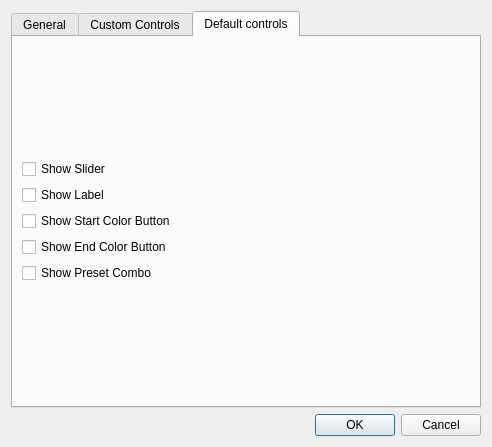
Qt form ui/src/virtualconsole/vcmatrixproperties.ui (mcallegari/qlcplus) before a commit.
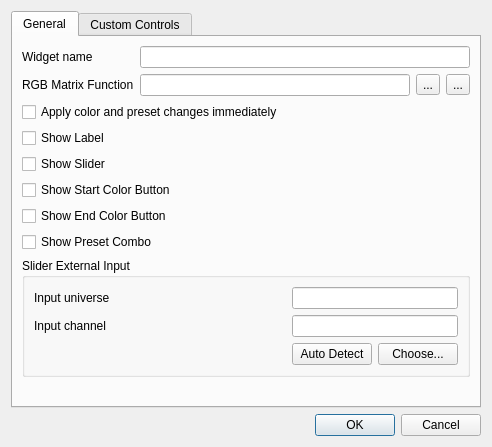
The same form after that commit. The open tabs and pages were chosen to show the change. Icons and pictures are not drawn.

Patch:
```diff
--- a/ui/src/virtualconsole/vcmatrixproperties.ui
+++ b/ui/src/virtualconsole/vcmatrixproperties.ui
@@ -118,6 +118,41 @@
            </property>
           </widget>
          </item>
+         <item row="4" column="0" colspan="4">
+          <widget class="QCheckBox" name="m_labelCheck">
+           <property name="text">
+            <string>Show Label</string>
+           </property>
+          </widget>
+         </item>
+         <item row="5" column="0" colspan="4">
+          <widget class="QCheckBox" name="m_sliderCheck">
+           <property name="text">
+            <string>Show Slider</string>
+           </property>
+          </widget>
+         </item>
+         <item row="6" column="0" colspan="4">
+          <widget class="QCheckBox" name="m_startColorButtonCheck">
+           <property name="text">
+            <string>Show Start Color Button</string>
+           </property>
+          </widget>
+         </item>
+         <item row="7" column="0" colspan="4">
+          <widget class="QCheckBox" name="m_endColorButtonCheck">
+           <property name="text">
+            <string>Show End Color Button</string>
+           </property>
+          </widget>
+         </item>
+         <item row="8" column="0" colspan="4">
+          <widget class="QCheckBox" name="m_presetComboCheck">
+           <property name="text">
+            <string>Show Preset Combo</string>
+           </property>
+          </widget>
+         </item>
         </layout>
        </item>
        <item>
@@ -486,52 +521,6 @@
        </item>
       </layout>
      </widget>
-     <widget class="QWidget" name="tab_3">
-      <attribute name="title">
-       <string>Default controls</string>
-      </attribute>
-      <layout class="QVBoxLayout" name="verticalLayout_3">
-       <item>
-        <layout class="QVBoxLayout" name="verticalLayout_4">
-         <item>
-          <widget class="QCheckBox" name="m_sliderCheck">
-           <property name="text">
-            <string>Show Slider</string>
-           </property>
-          </widget>
-         </item>
-         <item>
-          <widget class="QCheckBox" name="m_labelCheck">
-           <property name="text">
-            <string>Show Label</string>
-           </property>
-          </widget>
-         </item>
-         <item>
-          <widget class="QCheckBox" name="m_startColorButtonCheck">
-           <property name="text">
-            <string>Show Start Color Button</string>
-           </property>
-          </widget>
-         </item>
-         <item>
-          <widget class="QCheckBox" name="m_endColorButtonCheck">
-           <property name="text">
-            <string>Show End Color Button</string>
-           </property>
-          </widget>
-         </item>
-         <item>
-          <widget class="QCheckBox" name="m_presetComboCheck">
-           <property name="text">
-            <string>Show Preset Combo</string>
-           </property>
-          </widget>
-         </item>
-        </layout>
-       </item>
-      </layout>
-     </widget>
     </widget>
    </item>
   </layout>
```
